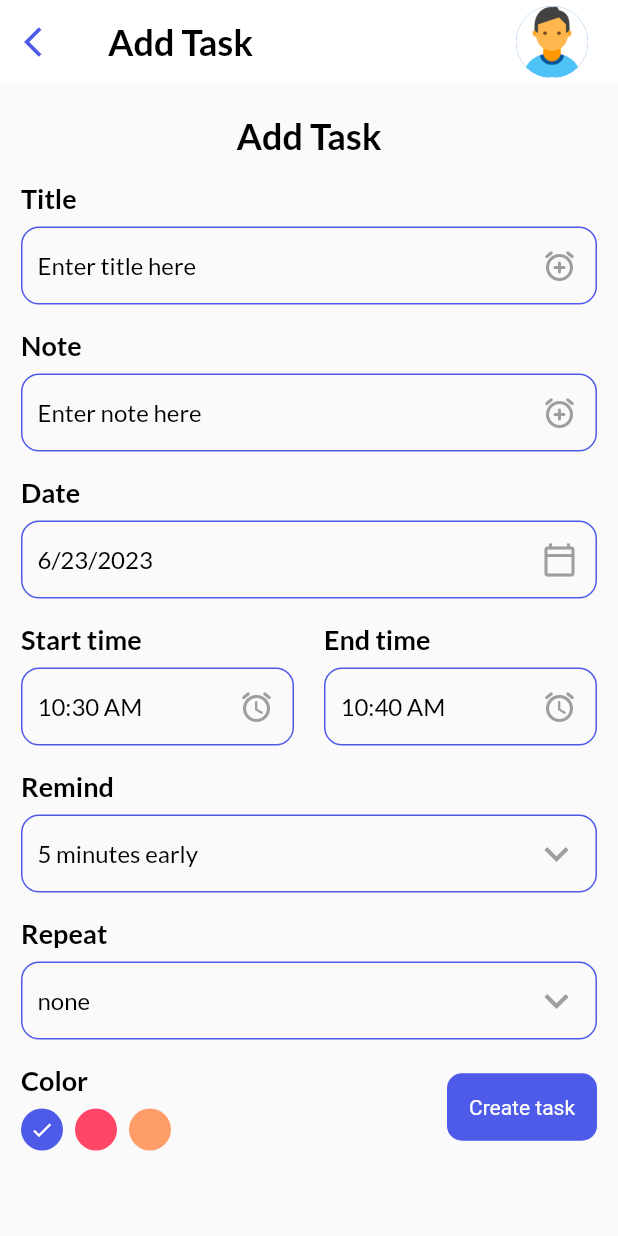
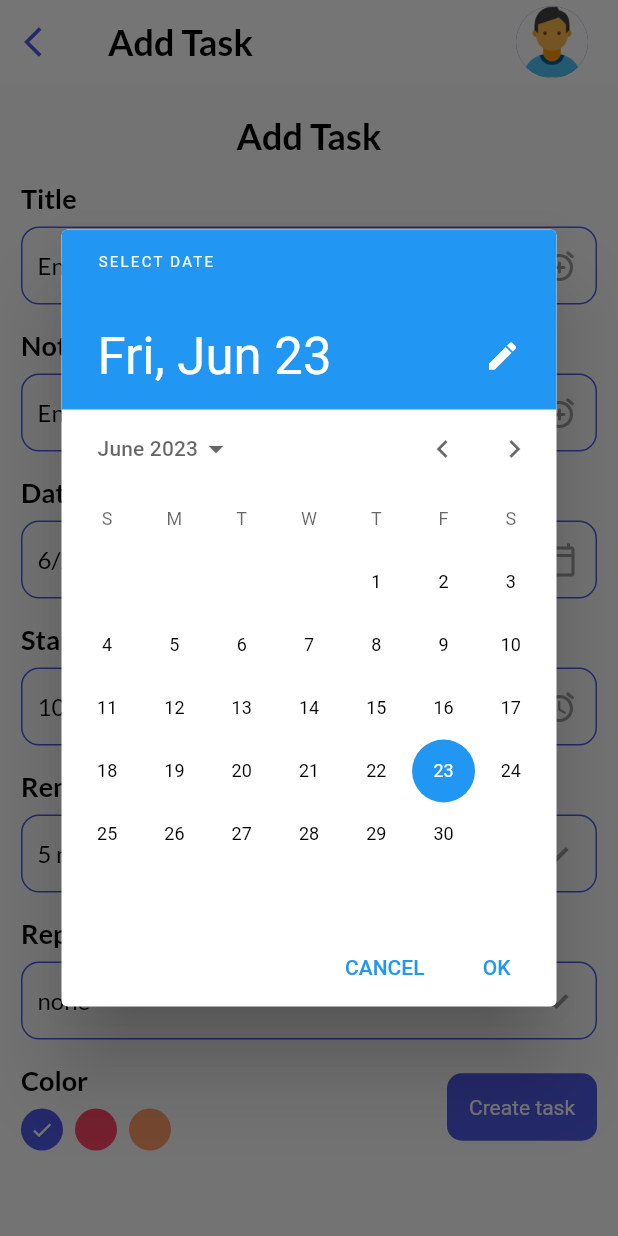
Before and after one commit to Basel85/todo-app-flutter, a Flutter app: the AddTaskScreen screen opened by its route, after a tap on the "calendar today" icon, on a phone screen of 412 x 824 dp. Run offline on Flutter 3.47's test engine with Material 2 defaults, Android fonts, the phone set to English and light mode, and no system bars; our stand-ins replace bloc, date_picker_timeline, flutter_bloc, google_fonts.

Commit message:
Making add task controllers taking into account the performance using cubit

```diff
--- /dev/null
+++ b/lib/enums.dart
@@ -0,0 +1 @@
+enum FormFieldType {dropDown, date, time, normal}
--- a/lib/main.dart
+++ b/lib/main.dart
@@ -1,13 +1,18 @@
 import 'package:flutter/material.dart';
+import 'package:flutter_bloc/flutter_bloc.dart';
 import 'package:todo/theme.dart';
-import 'package:todo/ui/Screens/add_task.dart';
 import 'package:todo/ui/Screens/task_home_screen.dart';
+import 'package:todo/ui/cubits/date_time/date_time_cubit.dart';
 
 import 'constants/keys.dart';
 import 'constants/routes.dart';
 
 void main() {
-  runApp(const MyApp());
+  runApp(MultiBlocProvider(providers: [
+    BlocProvider<DateTimeCubit>(
+      create: (context) => DateTimeCubit(),
+    ),
+  ], child: const MyApp()));
 }
 
 class MyApp extends StatelessWidget{
--- a/lib/theme.dart
+++ b/lib/theme.dart
@@ -18,13 +18,13 @@ class Themes{
       primaryColor: darkGrey,
       brightness: Brightness.dark
   );
-  static TextStyle get headingStyle=>GoogleFonts.lato(textStyle:  TextStyle(color: black,fontSize: 24,fontWeight: FontWeight.bold));
-  static TextStyle get subHeadingStyle=>GoogleFonts.lato(textStyle:  TextStyle(color: black,fontSize: 20,fontWeight: FontWeight.bold));
-  static TextStyle get titleStyle=>GoogleFonts.lato(textStyle: TextStyle(color: black,fontSize: 18,fontWeight: FontWeight.bold));
-  static TextStyle get subTitleStyle=>GoogleFonts.lato(textStyle: TextStyle(color: black,fontSize: 16,fontWeight: FontWeight.w400));
-  static TextStyle get bodyStyle=>GoogleFonts.lato(textStyle: TextStyle(color: black,fontSize: 14,fontWeight: FontWeight.w400));
+  static TextStyle get headingStyle=>GoogleFonts.lato(textStyle:  const TextStyle(color: black,fontSize: 24,fontWeight: FontWeight.bold));
+  static TextStyle get subHeadingStyle=>GoogleFonts.lato(textStyle:  const TextStyle(color: black,fontSize: 20,fontWeight: FontWeight.bold));
+  static TextStyle get titleStyle=>GoogleFonts.lato(textStyle: const TextStyle(color: black,fontSize: 18,fontWeight: FontWeight.bold));
+  static TextStyle get subTitleStyle=>GoogleFonts.lato(textStyle: const TextStyle(color: black,fontSize: 16,fontWeight: FontWeight.w400));
+  static TextStyle get bodyStyle=>GoogleFonts.lato(textStyle: const TextStyle(color: black,fontSize: 14,fontWeight: FontWeight.w400));
   static TextStyle get body2Style=>GoogleFonts.lato(textStyle: TextStyle(color: Colors.grey[200],fontSize: 14,fontWeight: FontWeight.w400));
-  static TextStyle get dateTimeStyle=>GoogleFonts.lato(textStyle: TextStyle(color: Colors.grey,fontSize: 20,fontWeight: FontWeight.w600));
-  static TextStyle get dayTimeStyle=>GoogleFonts.lato(textStyle: TextStyle(color: Colors.grey,fontSize: 16,fontWeight: FontWeight.w600));
-  static TextStyle get monthTimeStyle=>GoogleFonts.lato(textStyle: TextStyle(color: Colors.grey,fontSize: 12,fontWeight: FontWeight.w600));
+  static TextStyle get dateTimeStyle=>GoogleFonts.lato(textStyle: const TextStyle(color: Colors.grey,fontSize: 20,fontWeight: FontWeight.w600));
+  static TextStyle get dayTimeStyle=>GoogleFonts.lato(textStyle: const TextStyle(color: Colors.grey,fontSize: 16,fontWeight: FontWeight.w600));
+  static TextStyle get monthTimeStyle=>GoogleFonts.lato(textStyle: const TextStyle(color: Colors.grey,fontSize: 12,fontWeight: FontWeight.w600));
 }
--- a/lib/ui/Screens/add_task.dart
+++ b/lib/ui/Screens/add_task.dart
@@ -1,9 +1,11 @@
 import 'package:flutter/material.dart';
 import 'package:flutter_bloc/flutter_bloc.dart';
 import 'package:todo/constants/drop_down_menu_items.dart';
+import 'package:todo/enums.dart';
 import 'package:todo/ui/Widgets/button.dart';
 import 'package:todo/ui/Widgets/shared/custom_drop_down_button.dart';
 import 'package:todo/ui/Widgets/task_color_builder.dart';
+import 'package:todo/ui/cubits/date_time/date_time_cubit.dart';
 import 'package:todo/ui/cubits/drop_down_field/drop_down_field_cubit.dart';
 import '../../theme.dart';
 import '../Widgets/appbar_task.dart';
@@ -20,8 +22,32 @@ class AddTaskScreen extends StatefulWidget {
 class _AddTaskScreenState extends State<AddTaskScreen> {
   final TextEditingController _titleEditingController = TextEditingController();
   final TextEditingController _noteEditingController = TextEditingController();
+  final TextEditingController _dateEditingController = TextEditingController();
+  final TextEditingController _startTimeEditingController =
+      TextEditingController();
+  final TextEditingController _endTimeEditingController =
+      TextEditingController();
+  final TextEditingController _remindMeEditingController =
+      TextEditingController();
+  final TextEditingController _repeatEditingController =
+      TextEditingController();
+  final TextEditingController _taskColorEditingController =
+      TextEditingController();
   int selectedMinute = DropDownMenuItems.remindMeDropDownMenuItems[0];
   String repeatValue = DropDownMenuItems.repeatDropDownMenuItems[0];
+  late DateTime _currentDate;
+  late DateFormat _dateFormat;
+  @override
+  void initState() {
+    _currentDate = DateTime.now();
+    _dateFormat = DateFormat.yMd();
+    super.initState();
+  }
+
+  void addTask() {}
+  void changeDate(String date) {
+    DateTimeCubit.get(context).changeDate(date);
+  }
 
   @override
   Widget build(BuildContext context) {
@@ -66,9 +92,19 @@ class _AddTaskScreenState extends State<AddTaskScreen> {
               InputField(
                 title: "Date",
                 readOnly: true,
-                hintText: DateFormat.yMd().format(DateTime.now()),
+                controller: _dateEditingController,
+                hintText: _dateFormat.format(DateTime.now()),
                 widget: IconButton(
-                    onPressed: () {},
+                    onPressed: () async {
+                      DateTime? selectedDateTime = await showDatePicker(
+                          context: context,
+                          initialDate: _currentDate,
+                          firstDate: DateTime(_currentDate.year),
+                          lastDate: DateTime(_currentDate.year + 1));
+                      _dateEditingController.text =
+                          _dateFormat.format(selectedDateTime!);
+                      changeDate(_dateEditingController.text);
+                    },
                     icon: const Icon(
                       Icons.calendar_today_outlined,
                       color: Colors.grey,
@@ -80,6 +116,7 @@ class _AddTaskScreenState extends State<AddTaskScreen> {
                       child: InputField(
                     title: "Start time",
                     readOnly: true,
+                    controller: _startTimeEditingController,
                     hintText:
                         DateFormat("hh:mm a").format(DateTime.now()).toString(),
                     widget: IconButton(
@@ -95,6 +132,7 @@ class _AddTaskScreenState extends State<AddTaskScreen> {
                   Expanded(
                     child: InputField(
                       readOnly: true,
+                      controller: _endTimeEditingController,
                       title: "End time",
                       hintText: DateFormat("hh:mm a")
                           .format(
@@ -114,13 +152,13 @@ class _AddTaskScreenState extends State<AddTaskScreen> {
                 create: (context) => DropDownFieldCubit(),
                 child: InputField(
                   title: "Remind",
-                  isDropDownField: true,
+                  controller: _remindMeEditingController,
+                  formFieldType: FormFieldType.dropDown,
                   readOnly: true,
                   hintText: "$selectedMinute minutes early",
                   widget: Row(
                     children: [
-                      Builder(
-                        builder: (context) {
+                      Builder(builder: (context) {
                         return CustomDropDownButton(
                           dropDownMenuItems:
                               DropDownMenuItems.remindMeDropDownMenuItems,
@@ -130,8 +168,7 @@ class _AddTaskScreenState extends State<AddTaskScreen> {
                                     newValue.toString());
                           },
                         );
-                        }
-                      ),
+                      }),
                       const SizedBox(
                         width: 10,
                       )
@@ -143,13 +180,13 @@ class _AddTaskScreenState extends State<AddTaskScreen> {
                 create: (context) => DropDownFieldCubit(),
                 child: InputField(
                   title: "Repeat",
-                  isDropDownField: true,
+                  controller: _repeatEditingController,
+                  formFieldType: FormFieldType.dropDown,
                   readOnly: true,
                   hintText: repeatValue,
                   widget: Row(
                     children: [
-                      Builder(
-                        builder: (context) {
+                      Builder(builder: (context) {
                         return CustomDropDownButton(
                             dropDownMenuItems:
                                 DropDownMenuItems.repeatDropDownMenuItems,
@@ -158,8 +195,7 @@ class _AddTaskScreenState extends State<AddTaskScreen> {
                                   .changeRepeatDropDownMenuItemValue(
                                       newValue.toString());
                             });
-                        }
-                      ),
+                      }),
                       const SizedBox(
                         width: 10,
                       )
--- a/lib/ui/Widgets/input_field.dart
+++ b/lib/ui/Widgets/input_field.dart
@@ -1,5 +1,6 @@
 import 'package:flutter/material.dart';
 import 'package:flutter_bloc/flutter_bloc.dart';
+import 'package:todo/enums.dart';
 import 'package:todo/theme.dart';
 import 'package:todo/ui/cubits/drop_down_field/drop_down_field_cubit.dart';
 
@@ -10,7 +11,7 @@ class InputField extends StatelessWidget {
   final String hintText;
   final TextEditingController? controller;
   final Widget? widget;
-  final bool isDropDownField;
+  final FormFieldType formFieldType;
   final bool readOnly;
 
   const InputField(
@@ -18,7 +19,9 @@ class InputField extends StatelessWidget {
       required this.title,
       required this.hintText,
       this.controller,
-      this.widget,this.isDropDownField = false,this.readOnly = false});
+      this.widget,
+      this.formFieldType = FormFieldType.normal,
+      this.readOnly = false});
 
   @override
   Widget build(BuildContext context) {
@@ -42,7 +45,9 @@ class InputField extends StatelessWidget {
                 border: Border.all(color: primary)),
             child: Row(
               children: [
-                Expanded(child:isDropDownField? BlocBuilder<DropDownFieldCubit,DropDownFieldStates>(builder: ((context, _) => buildTextFormField(hintTxt: DropDownFieldCubit.get(context).selectedValue))):buildTextFormField()),
+                Expanded(
+                  child: selectTheAppropritateTextFormField(),
+                ),
                 widget ?? Container()
               ],
             ),
@@ -61,8 +66,23 @@ class InputField extends StatelessWidget {
       decoration: InputDecoration(
           contentPadding: const EdgeInsets.all(10),
           border: const UnderlineInputBorder(borderSide: BorderSide.none),
-          hintText: hintTxt.isEmpty?hintText:hintTxt,
+          hintText: hintTxt.isEmpty ? hintText : hintTxt,
           hintStyle: Themes.subTitleStyle),
     );
   }
+
+  Widget selectTheAppropritateTextFormField() {
+    switch (formFieldType) {
+      case FormFieldType.dropDown:
+        return BlocBuilder<DropDownFieldCubit, DropDownFieldStates>(
+            builder: ((context, _) => buildTextFormField(
+                hintTxt: DropDownFieldCubit.get(context).selectedValue)));
+      case FormFieldType.date:
+        return buildTextFormField();
+      case FormFieldType.time:
+        return buildTextFormField();
+      default:
+        return buildTextFormField();
+    }
+  }
 }
--- a/lib/ui/Widgets/shared/custom_drop_down_button.dart
+++ b/lib/ui/Widgets/shared/custom_drop_down_button.dart
@@ -5,7 +5,8 @@ import '../../../theme.dart';
 class CustomDropDownButton extends StatelessWidget {
   final List<dynamic> dropDownMenuItems;
   final Function(Object?)? onChanged;
-  const CustomDropDownButton({super.key, required this.dropDownMenuItems, this.onChanged});
+  const CustomDropDownButton(
+      {super.key, required this.dropDownMenuItems, this.onChanged});
 
   @override
   Widget build(BuildContext context) {
--- /dev/null
+++ b/lib/ui/cubits/date_time/date_time_cubit.dart
@@ -0,0 +1,17 @@
+import 'package:bloc/bloc.dart';
+import 'package:flutter_bloc/flutter_bloc.dart';
+import 'package:todo/ui/cubits/date_time/date_time_states.dart';
+
+class DateTimeCubit extends Cubit<DateTimeStates> {
+  DateTimeCubit() : super(DateTimeInitialState());
+  static DateTimeCubit get(context) => BlocProvider.of(context);
+  // TimeOfDay selectedTime = TimeOfDay.now();
+  void changeDate(String date) {
+    emit(DateTimeChangedDateState(date));
+  }
+
+  // void changeTime(TimeOfDay time) {
+  //   selectedTime = time;
+  //   emit(DateTimeChangedTimeState());
+  // }
+}
--- /dev/null
+++ b/lib/ui/cubits/date_time/date_time_states.dart
@@ -0,0 +1,7 @@
+abstract class DateTimeStates {}
+class DateTimeInitialState extends DateTimeStates {}
+class DateTimeChangedDateState extends DateTimeStates {
+  final String date;
+  DateTimeChangedDateState(this.date);
+}
+class DateTimeChangedTimeState extends DateTimeStates {}
--- a/pubspec.yaml
+++ b/pubspec.yaml
@@ -20,7 +20,7 @@ publish_to: 'none' # Remove this line if you wish to publish to pub.dev
 version: 1.0.0+1
 
 environment:
-  sdk: '>=2.19.6 <3.0.0'
+  sdk: '>=3.0.5 <3.1.0'
 
 # Dependencies specify other packages that your package needs in order to work.
 # To automatically upgrade your package dependencies to the latest versions
@@ -35,8 +35,8 @@ dependencies:
   flutter:
     sdk: flutter
   flutter_bloc: ^8.1.2
-  google_fonts: ^4.0.3
-  intl: ^0.17.0
+  google_fonts: ^5.1.0
+  intl: ^0.18.1
   sqflite: ^2.2.6
 
 dev_dependencies:
```
Also changed, not shown: pubspec.lock, 1 other file. Lines whose indentation alone changed are shown as unchanged.
